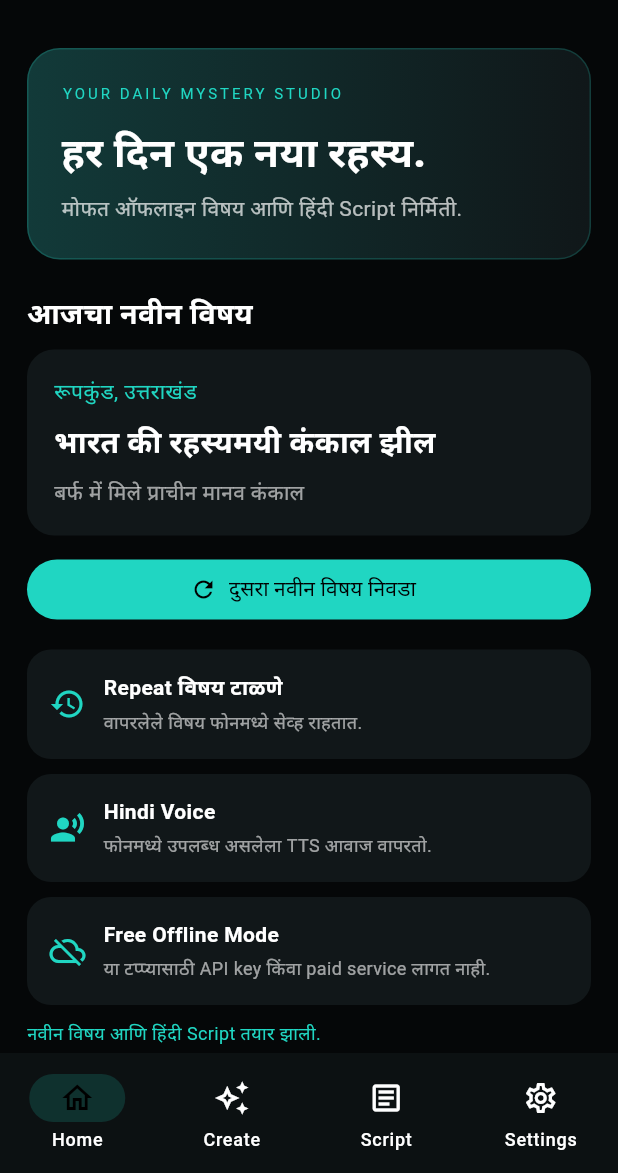
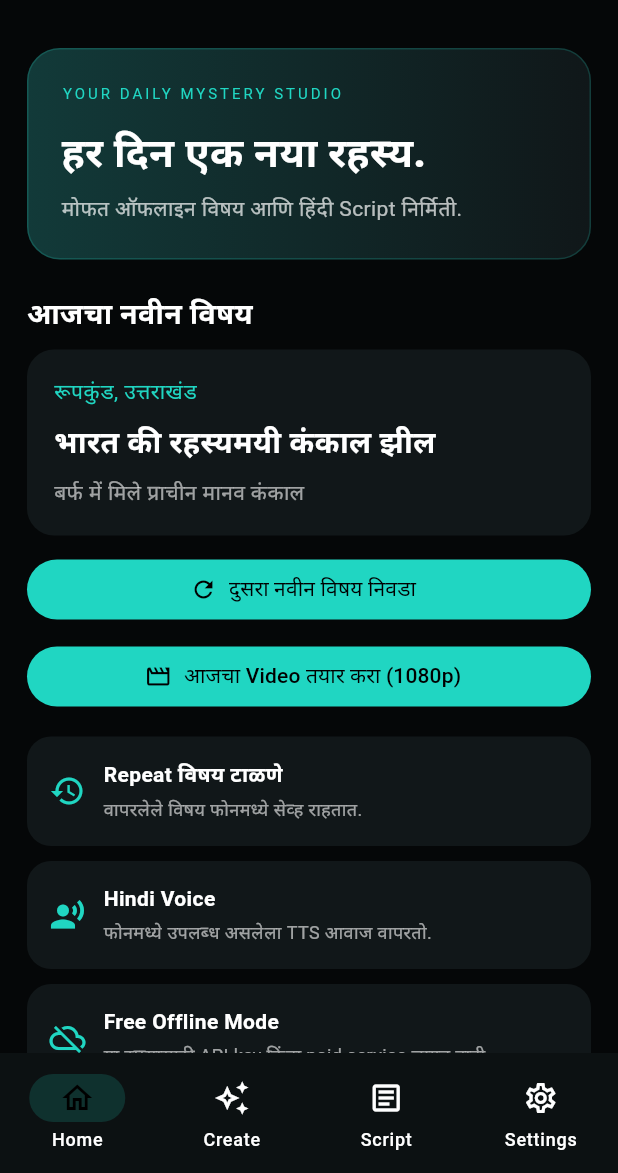
Before and after one commit to Akshaynakhale358/-MotivaAI, a Flutter app: the screen it shows after launch, on a phone screen of 412 x 824 dp, the part 63-1236 px from its top. Run offline on Flutter 3.47's test engine with Material 3 defaults, Android fonts, the phone set to English and light mode, and no system bars; our stand-ins replace flutter_tts, shared_preferences; missing offline and left inert: ffmpeg_kit_flutter_new_full, file_saver.

Commit message:
Connect Hindi script and voice to MP4 video export

```diff
--- a/lib/main.dart
+++ b/lib/main.dart
@@ -1,6 +1,7 @@
 import 'package:flutter/material.dart';
 import 'package:flutter_tts/flutter_tts.dart';
 import 'package:shared_preferences/shared_preferences.dart';
+import 'video_maker.dart';
 
 void main() => runApp(const MotivaAI());
 const teal = Color(0xFF20D6C2);
@@ -51,7 +52,7 @@ class _HomeState extends State<Home> {
   final tts=FlutterTts();
   final custom=TextEditingController();
   int tab=0,voice=0;
-  bool ready=false,speaking=false;
+  bool ready=false,speaking=false,generating=false;
   List<String> used=[];
   Topic? topic;
   String script='',status='मोफत ऑफलाइन कथा निर्मिती.';
@@ -98,6 +99,16 @@ class _HomeState extends State<Home> {
     const endings=['रहस्य का आनंद लेते हुए तथ्य और कल्पना के बीच फर्क बनाए रखना जरूरी है। आपकी राय में इसकी सबसे संभावित वजह क्या हो सकती है?','शायद आने वाले समय में नई खोजें इस कहानी को और स्पष्ट करें। तब तक यह सवाल हमारी जिज्ञासा बनाए रखेगा।','इस कहानी से पता चलता है कि हर रहस्य का जवाब खोजने के लिए धैर्य और प्रमाण दोनों जरूरी हैं।'];
     return t.title+'\n\n'+openings[seed%3]+'\n\nआज हम बात कर रहे हैं '+t.place+' से जुड़े इस रहस्य की। इसका मुख्य संकेत है: '+t.clue+'।\n\nसबसे पहले इसकी पृष्ठभूमि समझते हैं। किसी भी रहस्यमयी घटना को समझने के लिए उसके समय, स्थान और उपलब्ध जानकारी को ध्यान में रखना जरूरी है। '+t.place+' का नाम इस विषय के साथ इसलिए जुड़ा है क्योंकि यहाँ से जुड़ी कुछ घटनाओं और खोजों ने लोगों की जिज्ञासा बढ़ाई।\n\nअब सबसे बड़ा सवाल है — '+t.clue+'। इस सवाल को लेकर कई तरह की व्याख्याएँ की गई हैं। एक ओर वे तथ्य हैं जिन्हें दस्तावेज़ों, शोध या प्रत्यक्ष अवलोकन से समझा जा सकता है। दूसरी ओर ऐसी कहानियाँ भी हैं जिनकी स्वतंत्र पुष्टि जरूरी है।\n\n'+turns[(seed+1)%3]+'\n\nसंभावित वजहों पर नज़र डालें तो प्राकृतिक, ऐतिहासिक और मानवीय कारणों की जाँच करनी होगी। कई बार कोई घटना उस समय के सीमित ज्ञान के कारण असाधारण लगती है, लेकिन बाद में विज्ञान और शोध उसकी बेहतर व्याख्या कर देते हैं। कुछ मामलों में जरूरी जानकारी समय के साथ खो जाती है। पुराने रिकॉर्ड, भौगोलिक बदलाव और मानवीय याददाश्त हमारी समझ को प्रभावित कर सकते हैं।\n\nइस कहानी का एक और पहलू है लोगों की कल्पना। जब किसी सवाल का पूरा जवाब नहीं मिलता, तो उसके आसपास कई किस्से बन जाते हैं। इसलिए हर दावे को सच मानने के बजाय प्रमाणों को प्राथमिकता देना जरूरी है।\n\nतो आज हमने जाना '+t.title+' के बारे में। इस विषय से जुड़े कुछ सवाल अब भी चर्चा में हैं और नई जानकारी मिलने पर हमारी समझ बदल सकती है।\n\n'+endings[(seed+2)%3]+'\n\nअगर आपको ऐसी रहस्यमयी कहानियाँ पसंद हैं, तो अगली कहानी के लिए जुड़े रहिए।';
   }
+  Future<void> makeVideo() async {
+    if(generating || topic==null || script.isEmpty)return;
+    setState((){generating=true;status='Video तयार करण्याची तयारी...';});
+    try {
+      await VideoMaker.create(title:topic!.title,script:script,tts:tts,voiceStyle:voice,onStatus:(s){if(mounted)setState(()=>status=s);});
+      if(mounted)msg('Video Downloads/MotivaAI मध्ये सेव्ह झाला.');
+    } catch(e) {
+      if(mounted){setState(()=>status='Video तयार झाला नाही.');msg(e.toString().replaceFirst('Exception: ',''));}
+    } finally {if(mounted)setState(()=>generating=false);}
+  }
   Future<void> customScript() async {
     final s=custom.text.trim();if(s.isEmpty){msg('आधी विषय लिहा.');return;}
     await setTopic(Topic('custom_'+DateTime.now().millisecondsSinceEpoch.toString(),s,'आपके चुने हुए विषय पर','इस विषय से जुड़ा अनसुलझा सवाल'));
@@ -135,6 +146,7 @@ class _HomeState extends State<Home> {
       Text(topic?.place??'',style:const TextStyle(color:teal)),const SizedBox(height:8),Text(topic?.title??'',style:const TextStyle(fontSize:20,fontWeight:FontWeight.bold)),const SizedBox(height:8),Text(topic?.clue??'',style:const TextStyle(color:Colors.white60)),
     ])),
     const SizedBox(height:12),FilledButton.icon(onPressed:nextTopic,icon:const Icon(Icons.refresh),label:const Text('दुसरा नवीन विषय निवडा')),
+    const SizedBox(height:10),FilledButton.icon(onPressed:generating?null:makeVideo,icon:generating?const SizedBox(width:18,height:18,child:CircularProgressIndicator(strokeWidth:2)):const Icon(Icons.movie_creation_outlined),label:Text(generating?'Video तयार होत आहे...':'आजचा Video तयार करा (1080p)')),
     const SizedBox(height:16),info(Icons.history,'Repeat विषय टाळणे','वापरलेले विषय फोनमध्ये सेव्ह राहतात.'),info(Icons.record_voice_over,'Hindi Voice','फोनमध्ये उपलब्ध असलेला TTS आवाज वापरतो.'),info(Icons.cloud_off,'Free Offline Mode','या टप्प्यासाठी API key किंवा paid service लागत नाही.'),Text(status,style:const TextStyle(color:teal,fontSize:12)),
   ]);
   Widget create()=>ListView(padding:const EdgeInsets.all(20),children:[
@@ -148,9 +160,9 @@ class _HomeState extends State<Home> {
     const SizedBox(height:20),info(Icons.high_quality,'Video Export पुढील टप्प्यात','16:9 • 1080p • 5–10 मिनिटे हे लक्ष्य आहे.'),
   ]);
   Widget scriptPage()=>Column(children:[
-    Padding(padding:const EdgeInsets.fromLTRB(16,12,16,4),child:Row(children:[const Expanded(child:Text('Hindi Script',style:TextStyle(fontSize:22,fontWeight:FontWeight.w800))),IconButton(onPressed:speak,icon:const Icon(Icons.play_circle_fill,color:teal,size:30)),IconButton(onPressed:stop,icon:const Icon(Icons.stop_circle_outlined))])),
+    Padding(padding:const EdgeInsets.fromLTRB(16,12,16,4),child:Row(children:[const Expanded(child:Text('Hindi Script',style:TextStyle(fontSize:22,fontWeight:FontWeight.w800))),IconButton(onPressed:speak,icon:const Icon(Icons.play_circle_fill,color:teal,size:30)),IconButton(onPressed:stop,icon:const Icon(Icons.stop_circle_outlined)),IconButton(onPressed:generating?null:makeVideo,icon:const Icon(Icons.download_for_offline_outlined,color:teal))])),
     Expanded(child:SingleChildScrollView(padding:const EdgeInsets.all(18),child:SelectableText(script,style:const TextStyle(fontSize:15,height:1.7)))),
-    Padding(padding:const EdgeInsets.all(10),child:Text(speaking?'निवेदन सुरू आहे...':status,style:const TextStyle(color:teal,fontSize:12))),
+    Padding(padding:const EdgeInsets.all(10),child:Column(children:[if(generating)const LinearProgressIndicator(color:teal),Text(speaking?'निवेदन सुरू आहे...':status,style:const TextStyle(color:teal,fontSize:12))])),
   ]);
   Widget settings()=>ListView(padding:const EdgeInsets.all(20),children:[
     const Text('Settings',style:TextStyle(fontSize:25,fontWeight:FontWeight.w800)),info(Icons.palette_outlined,'Theme','Pure Black • Teal'),info(Icons.video_settings_outlined,'Video quality','1080p Full HD हे पुढील export टप्प्याचे लक्ष्य.'),info(Icons.upload_file_outlined,'YouTube upload','Manual upload — तुझ्या नियंत्रणात.'),info(Icons.history,'Topic history',used.length.toString()+' विषय वापरले गेले.'),
```
